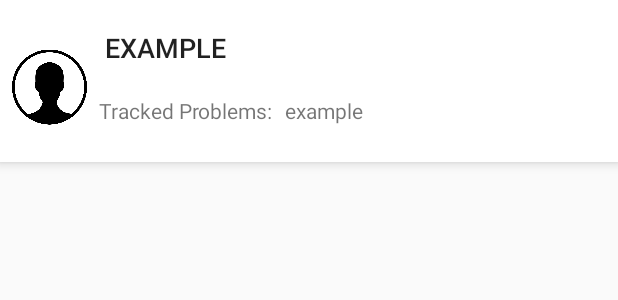
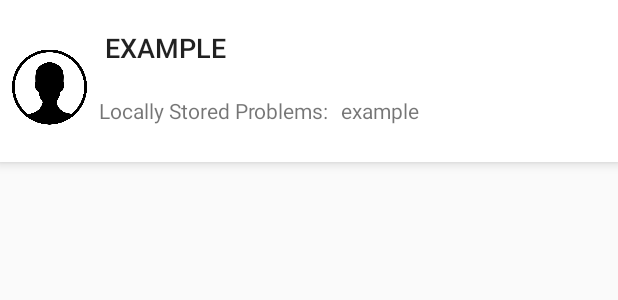
Before and after one commit to CMPUT301F18T06/ManTracker, an Android app: the layout patient_card.xml on its own in the app's theme, with its tools: preview values and no code run, on a phone screen of 412 x 824 dp. Shown: the top 300 px of the screen. Run offline under Robolectric (Android 15) with nearby library versions, the phone set to English and light mode, and no system bars.

Commit message:
ProblemLIst list updates properly

```diff
--- a/app/src/main/res/layout/patient_card.xml
+++ b/app/src/main/res/layout/patient_card.xml
@@ -52,7 +52,7 @@
                     android:layout_width="wrap_content"
                     android:layout_height="wrap_content"
                     android:layout_marginLeft="@dimen/standard"
-                    android:text="@string/tracked_problems" />
+                    android:text="@string/local_problems" />
 
                 <TextView
                     android:id="@+id/num_problems"
--- a/app/src/main/res/values/strings.xml
+++ b/app/src/main/res/values/strings.xml
@@ -97,4 +97,5 @@
     <string name="edit">Edit</string>
     <string name="enter_your_comment">Enter your comment:</string>
     <string name="add_comment">Add comment</string>
+    <string name="local_problems">Locally Stored Problems:</string>
 </resources>
```
Also changed, not shown: app/src/main/java/project/ece301/mantracker/DataManagment/DataManager.java (+13 -0 lines).
